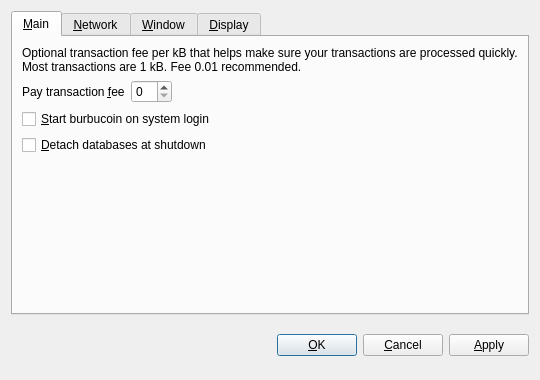
Old version of the form src/qt/forms/optionsdialog.ui in the repository burbucoin/burbucoin.
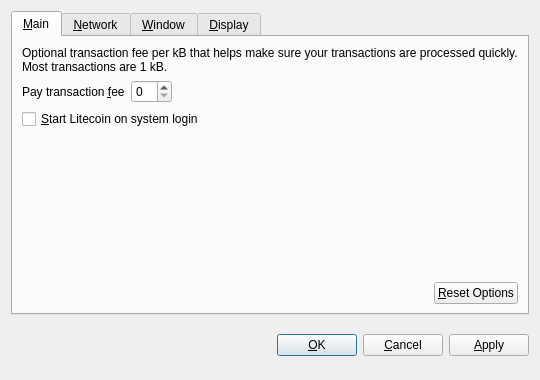
New version of the form. The open tabs and pages were chosen to show the change. Custom widgets are drawn as their Qt base class.

```diff
--- a/src/qt/forms/optionsdialog.ui
+++ b/src/qt/forms/optionsdialog.ui
@@ -33,7 +33,7 @@
        <item>
         <widget class="QLabel" name="transactionFeeInfoLabel">
          <property name="text">
-          <string>Optional transaction fee per kB that helps make sure your transactions are processed quickly. Most transactions are 1 kB. Fee 0.01 recommended.</string>
+          <string>Optional transaction fee per kB that helps make sure your transactions are processed quickly. Most transactions are 1 kB.</string>
          </property>
          <property name="textFormat">
           <enum>Qt::PlainText</enum>
@@ -82,17 +82,7 @@
           <string>Automatically start burbucoin after logging in to the system.</string>
          </property>
          <property name="text">
-          <string>&amp;Start burbucoin on system login</string>
-         </property>
-        </widget>
-       </item>
-       <item>
-        <widget class="QCheckBox" name="detachDatabases">
-         <property name="toolTip">
-          <string>Detach block and address databases at shutdown. This means they can be moved to another data directory, but it slows down shutdown. The wallet is always detached.</string>
-         </property>
-         <property name="text">
-          <string>&amp;Detach databases at shutdown</string>
+          <string>&amp;Start Litecoin on system login</string>
          </property>
         </widget>
        </item>
@@ -109,6 +99,36 @@
          </property>
         </spacer>
        </item>
+       <item>
+        <layout class="QHBoxLayout" name="horizontalLayout_2_Main">
+         <item>
+          <spacer name="horizontalSpacer_2_Main">
+           <property name="orientation">
+            <enum>Qt::Horizontal</enum>
+           </property>
+           <property name="sizeHint" stdset="0">
+            <size>
+             <width>40</width>
+             <height>20</height>
+            </size>
+           </property>
+          </spacer>
+         </item>
+         <item>
+          <widget class="QPushButton" name="resetButton">
+           <property name="toolTip">
+            <string>Reset all client options to default.</string>
+           </property>
+           <property name="text">
+            <string>&amp;Reset Options</string>
+           </property>
+           <property name="autoDefault">
+            <bool>false</bool>
+           </property>
+          </widget>
+         </item>
+        </layout>
+       </item>
       </layout>
      </widget>
      <widget class="QWidget" name="tabNetwork">
```
Left out of the diff: 32 changed lines with no effect on the pictures.
